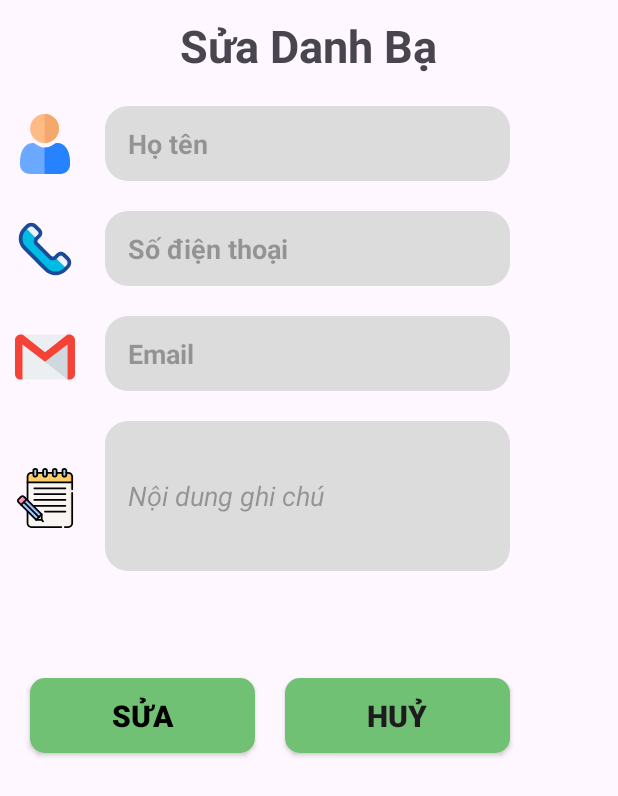
After one commit to haihuy262/Android-Nang-Cao, an Android app: the SuaLienHe screen opened directly, with no data from a screen before it, on a phone screen of 412 x 824 dp. The commit adds this screen. Shown: the top 796 px of the screen. Run offline under Robolectric (Android 15) with nearby library versions, the phone set to English and light mode, and no system bars.

Commit message:
Add Edit

```diff
--- a/Bai-Tap-Nop/ontap952023/app/src/main/AndroidManifest.xml
+++ b/Bai-Tap-Nop/ontap952023/app/src/main/AndroidManifest.xml
@@ -13,6 +13,9 @@
         android:theme="@style/Theme.Ontap952023"
         tools:targetApi="31">
         <activity
+            android:name=".activity.SuaLienHe"
+            android:exported="false" />
+        <activity
             android:name=".activity.ThemDanhBa"
             android:exported="false" />
         <activity
--- /dev/null
+++ b/Bai-Tap-Nop/ontap952023/app/src/main/java/huynhph30022/fpoly/ontap952023/activity/SuaLienHe.java
@@ -0,0 +1,73 @@
+package huynhph30022.fpoly.ontap952023.activity;
+
+import androidx.appcompat.app.AppCompatActivity;
+import androidx.appcompat.widget.AppCompatButton;
+
+import android.os.Bundle;
+import android.view.View;
+import android.widget.EditText;
+import android.widget.Toast;
+
+import huynhph30022.fpoly.ontap952023.R;
+import huynhph30022.fpoly.ontap952023.database.DanhBaDAO;
+import huynhph30022.fpoly.ontap952023.model.DanhBa;
+
+public class SuaLienHe extends AppCompatActivity {
+    private DanhBaDAO danhBaDAO;
+
+    @Override
+    protected void onCreate(Bundle savedInstanceState) {
+        super.onCreate(savedInstanceState);
+        setContentView(R.layout.activity_sua_lien_he);
+
+        danhBaDAO = new DanhBaDAO(SuaLienHe.this);
+
+        EditText edHoTen = findViewById(R.id.editHoTen);
+        EditText edEmail = findViewById(R.id.editEmail);
+        EditText edSoDienThoai = findViewById(R.id.editSoDienThoai);
+        EditText edGhiChu = findViewById(R.id.editGhiChu);
+
+        String hoTen = getIntent().getStringExtra("hoTen");
+        String soDienThoai = getIntent().getStringExtra("soDienThoai");
+        String email = getIntent().getStringExtra("email");
+        String ghiChu = getIntent().getStringExtra("ghiChu");
+
+        edHoTen.setText(hoTen);
+        edEmail.setText(email);
+        edSoDienThoai.setText(soDienThoai);
+        edGhiChu.setText(ghiChu);
+
+        AppCompatButton btnSua = findViewById(R.id.editDanhBa);
+        btnSua.setOnClickListener(new View.OnClickListener() {
+            @Override
+            public void onClick(View v) {
+                String hoTenEdit = edHoTen.getText().toString().trim();
+                String soDienThoaiEdit = edSoDienThoai.getText().toString().trim();
+                String emailEdit = edEmail.getText().toString().trim();
+                String ghiChuEdit = edGhiChu.getText().toString().trim();
+
+                DanhBa danhBaEdit = new DanhBa();
+                danhBaEdit.setIdDanhBa(getIntent().getIntExtra("idDanhBa", 0));
+                danhBaEdit.setHoTen(hoTenEdit);
+                danhBaEdit.setEmail(emailEdit);
+                danhBaEdit.setDienThoai(soDienThoaiEdit);
+                danhBaEdit.setGhiChu(ghiChuEdit);
+                boolean check = danhBaDAO.updateDatabase(danhBaEdit);
+                if (check) {
+                    Toast.makeText(SuaLienHe.this, "Đã cập nhật liên hệ!", Toast.LENGTH_SHORT).show();
+                    finish();
+                } else {
+                    Toast.makeText(SuaLienHe.this, "Error", Toast.LENGTH_SHORT).show();
+                }
+            }
+        });
+
+        AppCompatButton btnHuy = findViewById(R.id.btnHuyEdit);
+        btnHuy.setOnClickListener(new View.OnClickListener() {
+            @Override
+            public void onClick(View v) {
+                finish();
+            }
+        });
+    }
+}
--- /dev/null
+++ b/Bai-Tap-Nop/ontap952023/app/src/main/res/layout/activity_sua_lien_he.xml
@@ -0,0 +1,130 @@
+<?xml version="1.0" encoding="utf-8"?>
+<RelativeLayout xmlns:android="http://schemas.android.com/apk/res/android"
+    android:layout_width="match_parent"
+    android:layout_height="match_parent">
+
+    <TextView
+        android:id="@+id/tieuDe"
+        android:layout_width="wrap_content"
+        android:layout_height="wrap_content"
+        android:text="Sửa Danh Bạ"
+        android:textSize="30sp"
+        android:textStyle="bold"
+        android:layout_centerInParent="true"
+        android:layout_alignParentTop="true"
+        android:layout_marginTop="10dp"
+        android:layout_marginBottom="20dp" />
+
+    <ImageView
+        android:id="@+id/imgUser"
+        android:layout_width="wrap_content"
+        android:layout_height="wrap_content"
+        android:src="@drawable/user"
+        android:layout_below="@+id/tieuDe"
+        android:layout_marginStart="10dp"
+        android:layout_marginTop="5dp" />
+
+    <EditText
+        android:id="@+id/editHoTen"
+        android:layout_width="270dp"
+        android:layout_height="50dp"
+        android:layout_toEndOf="@+id/imgUser"
+        android:layout_below="@+id/tieuDe"
+        android:hint="Họ tên"
+        android:layout_marginStart="20dp"
+        android:background="@drawable/edit_text_background"
+        android:paddingStart="15dp"
+        android:textStyle="bold" />
+
+    <ImageView
+        android:id="@+id/imgPhoneCall"
+        android:layout_width="wrap_content"
+        android:layout_height="wrap_content"
+        android:src="@drawable/phone_call"
+        android:layout_below="@+id/imgUser"
+        android:layout_marginStart="10dp"
+        android:layout_marginTop="30dp" />
+
+    <EditText
+        android:id="@+id/editSoDienThoai"
+        android:layout_width="270dp"
+        android:layout_height="50dp"
+        android:layout_below="@+id/editHoTen"
+        android:layout_toEndOf="@id/imgPhoneCall"
+        android:layout_marginStart="20dp"
+        android:background="@drawable/edit_text_background"
+        android:layout_marginTop="20dp"
+        android:hint="Số điện thoại"
+        android:paddingStart="15dp"
+        android:textStyle="bold" />
+
+    <ImageView
+        android:id="@+id/imgEmail"
+        android:layout_width="wrap_content"
+        android:layout_height="wrap_content"
+        android:src="@drawable/gmail"
+        android:layout_below="@+id/imgPhoneCall"
+        android:layout_marginStart="10dp"
+        android:layout_marginTop="32dp" />
+
+    <EditText
+        android:id="@+id/editEmail"
+        android:layout_width="270dp"
+        android:layout_height="50dp"
+        android:layout_below="@+id/editSoDienThoai"
+        android:layout_toEndOf="@id/imgEmail"
+        android:layout_marginStart="20dp"
+        android:background="@drawable/edit_text_background"
+        android:layout_marginTop="20dp"
+        android:paddingStart="15dp"
+        android:textStyle="bold"
+        android:hint="Email" />
+
+    <ImageView
+        android:id="@+id/imgNote"
+        android:layout_width="wrap_content"
+        android:layout_height="wrap_content"
+        android:src="@drawable/pencil"
+        android:layout_below="@+id/imgEmail"
+        android:layout_marginStart="10dp"
+        android:layout_marginTop="54dp" />
+
+    <EditText
+        android:id="@+id/editGhiChu"
+        android:layout_width="270dp"
+        android:layout_height="100dp"
+        android:layout_below="@+id/editEmail"
+        android:layout_toEndOf="@id/imgNote"
+        android:layout_marginStart="20dp"
+        android:background="@drawable/edit_text_background"
+        android:layout_marginTop="20dp"
+        android:hint="Nội dung ghi chú"
+        android:padding="15dp"
+        android:textStyle="italic" />
+
+    <androidx.appcompat.widget.AppCompatButton
+        android:id="@+id/editDanhBa"
+        android:layout_width="150dp"
+        android:layout_height="50dp"
+        android:layout_below="@+id/imgNote"
+        android:layout_marginTop="100dp"
+        android:layout_marginStart="20dp"
+        android:text="Sửa"
+        android:textStyle="bold"
+        android:textSize="20dp"
+        android:textColor="@color/black"
+        android:background="@drawable/button_background" />
+
+    <androidx.appcompat.widget.AppCompatButton
+        android:id="@+id/btnHuyEdit"
+        android:layout_width="150dp"
+        android:layout_height="50dp"
+        android:background="@drawable/button_background"
+        android:layout_below="@+id/imgNote"
+        android:layout_toEndOf="@+id/editDanhBa"
+        android:layout_marginTop="100dp"
+        android:layout_marginStart="20dp"
+        android:text="Huỷ"
+        android:textSize="20sp"
+        android:textStyle="bold" />
+</RelativeLayout>
```
Also changed, not shown: Bai-Tap-Nop/ontap952023/app/src/main/java/huynhph30022/fpoly/ontap952023/adapter/DanhBaAdapter.java (+61 -0 lines), Bai-Tap-Nop/ontap952023/app/src/main/res/layout/dialog_chi_tiet_danh_ba.xml (+28 -28 lines), Bai-Tap-Nop/ontap952023/app/src/main/res/menu/menu.xml (added, +9 -0 lines).
